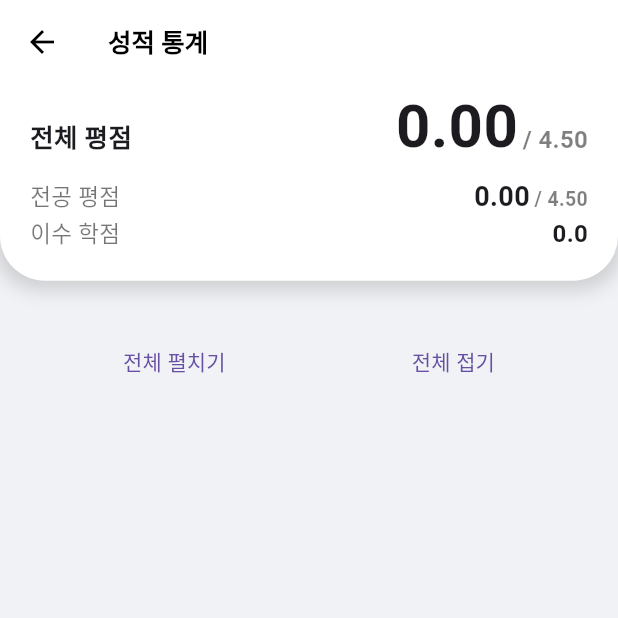
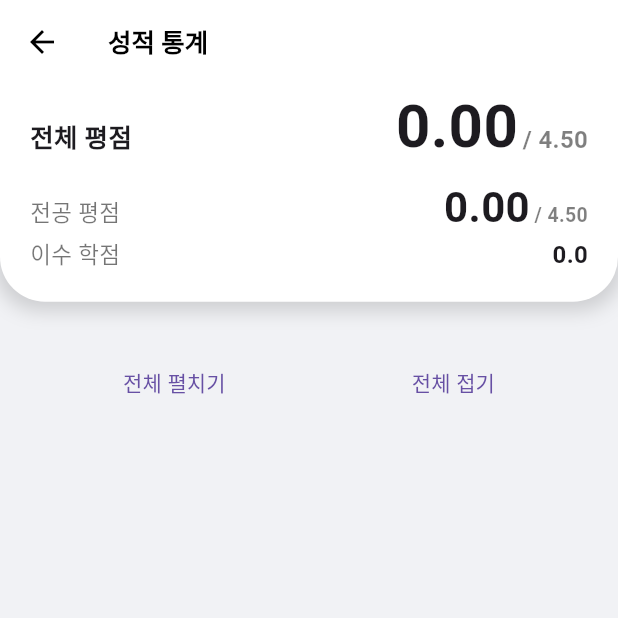
Before and after one commit to nnnlog/SSUrade, a Flutter app: the GradeStatisticsPage screen opened by its route, on a phone screen of 412 x 824 dp, the top half of it. Run offline on Flutter 3.47's test engine with Material 3 defaults, Android fonts, the phone set to English and light mode, and no system bars; our stand-ins replace firebase_analytics, firebase_core, flutter_local_notifications, flutter_secure_storage, fluttertoast, image_gallery_saver and 6 more; missing offline and left inert: df, disable_battery_optimization, event, flutter_exit_app, flutter_inappwebview, version and 1 more; accounts and stored records are empty; Roboto replaces fonts that are missing (Pretendard); statements that could not run were skipped.

Commit message:
Fix some layout

```diff
--- a/lib/views/GradeStatisticsPage.dart
+++ b/lib/views/GradeStatisticsPage.dart
@@ -148,7 +148,7 @@ class _GradeStatisticsPageState extends State<GradeStatisticsPage> {
                             Text(
                               subjects.averageMajorGrade.toStringAsFixed(2),
                               style: const TextStyle(
-                                fontSize: 18,
+                                fontSize: 28,
                                 fontWeight: FontWeight.w600,
                               ),
                             ),
@@ -264,11 +264,12 @@ class _GradeStatisticsPageState extends State<GradeStatisticsPage> {
                           children: [
                             Tuple2("이수 학점", data[e]!.totalCredit.toStringAsFixed(1)),
                             Tuple2("이수 전공 학점", data[e]!.majorCredit.toStringAsFixed(1)),
+                            Tuple2("전공 평점", "${data[e]!.averageMajorGrade.toStringAsFixed(2)} / 4.50"),
                             Tuple2("학기 석차", data[e]!.semesterRanking.display),
                             Tuple2("전체 석차", data[e]!.totalRanking.display),
                           ]
                               .map((e) => Container(
-                                    margin: const EdgeInsets.symmetric(vertical: 5),
+                                    margin: const EdgeInsets.symmetric(vertical: 3),
                                     child: Row(
                                       mainAxisAlignment: MainAxisAlignment.spaceBetween,
                                       children: [
```
